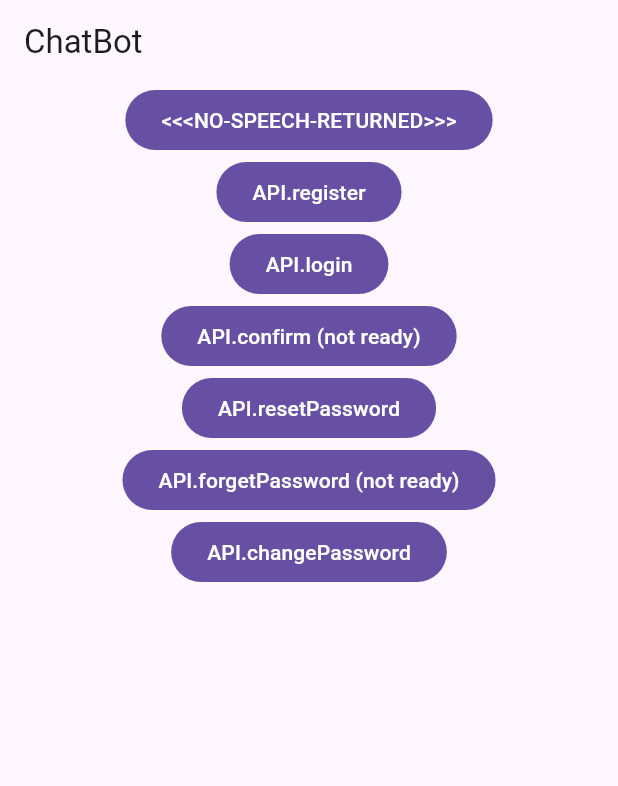
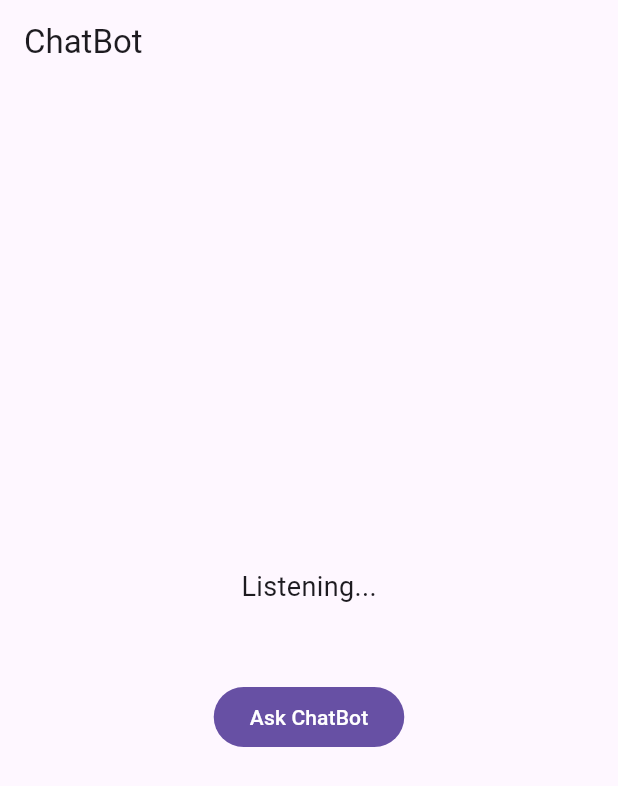
Before and after one commit to typ-AhmedSleem/chat_bot, a Flutter app: the screen it shows after launch, after a tap on "Ask ChatBot", on a phone screen of 412 x 824 dp. Shown: the top 786 px of the screen. Run offline on Flutter 3.47's test engine with Material 3 defaults, Android fonts, the phone set to English and light mode, and no system bars; our stand-ins replace plugin_platform_interface; missing offline and left inert: dart:ffi.

Commit message:
impr: much improved example app showing the correct impl of the ChatBot

```diff
--- a/example/lib/main.dart
+++ b/example/lib/main.dart
@@ -1,9 +1,12 @@
+import 'dart:math';
+
 import 'package:chat_bot/actions/actions.dart';
 import 'package:chat_bot_example/logger.dart';
 import 'package:flutter/material.dart';
 
 import 'package:chat_bot/chat_bot.dart';
 import 'package:chat_bot/api/chat_bot_api.dart' as api;
+import 'package:flutter/services.dart';
 
 void main() {
   runApp(const MyApp());
@@ -20,8 +23,12 @@ class _MyAppState extends State<MyApp> {
   final chatBot = ChatBot();
   final auth = api.Auth();
   final logger = Logger("ChatBotExample");
+
+  // Test runtime
   bool listening = false;
-  String userSpeech = "Ask ChatBot";
+  String userSpeech = "";
+  String prompt = "What do you want..?";
+  String buttonStatus = "Ask ChatBot";
 
   @override
   void initState() {
@@ -36,66 +43,173 @@ class _MyAppState extends State<MyApp> {
           title: const Text('ChatBot'),
         ),
         body: Center(
-            child: Column(
+            child: Column(mainAxisAlignment: MainAxisAlignment.center,
           children: [
+            Padding(padding: const EdgeInsets.only(top: 0, bottom: 50),
+            child: Text(prompt,
+            style: const TextStyle(fontSize: 18),)),
+            // Ask ChatBot button
             FilledButton(
                 onPressed: () async {
-                  // Ask ChatBot and wait for speech
-                  userSpeech = await chatBot.askChatBot() ?? "<<<NO-SPEECH-RETURNED>>>";
-                  logger.log("User speech => '$userSpeech'");
-                  // identify action based on user speech
-                  logger.log("Identifying action based on speech '$userSpeech'");
-                  final action = await chatBot.identifyAction(userSpeech);
+                  if (listening) return;
+                  // * Ask ChatBot and wait for speech
+                  try {
+                    setState(() {
+                      listening = true;
+                      prompt = "Listening...";
+                    });
+                    userSpeech = await chatBot.askChatBot() ?? "";
+                    if (userSpeech.isEmpty) throw Exception("User speech can't be empty.");
+                  } on PlatformException catch (e) {
+                    setState(() {
+                      prompt = e.message ?? "ChatBot can't listen to your speech. Try again.";
+                      buttonStatus = "code: ${e.code}";
+                      listening = false;
+                    });
+                    await Future.delayed(const Duration(seconds: 3));
+                    setState(() {
+                      buttonStatus = "Ask ChatBot";
+                      prompt = "What do you want..?";
+                      listening = false;
+                    });
+                    return;
+                  }
+                  // * Show what user just said and wait for 3 seconds
+                  setState(() {
+                    prompt = "You said: '$userSpeech'";
+                    buttonStatus = "Identifying action...";
+                  });
+                  await Future.delayed(const Duration(seconds: 3));
 
-                  if (action == null) {
-                    logger.log("Can't identify action from user speech");
-                  } else {
-                    logger.log("Identified action => ${action.name}");
-                    // * TEST: PERFORM ACTION
+                  // * Identify action
+                  try {
+                    final action = await chatBot.identifyAction(userSpeech);
+                    if (action == null) throw Exception("Action is null.");
+
+                    setState(() {
+                      buttonStatus = "Performing...";
+                      prompt = "Performing action: ${action.methodName}";
+                    });
+                    await Future.delayed(const Duration(seconds: 2));
+
+                    // * Perform action
                     if (action is CreateAlarmAction) {
-                      logger.log("Will perform '${action.name}' at '${action.methodName}' with");
+                      // * Create alarm
                       bool scheduled = await chatBot.performAction(action, ["08:15"]);
-                      if (scheduled) {
-                        logger.log("Scheduled alarm successfully.");
+                      setState(() {
+                        if (scheduled) {
+                          prompt = "Scheduled alarm successfully.";
+                        } else {
+                          prompt = "Can't schedule alarm at given time.";
+                        }
+                      });
+                    } else if (action is SearchAction) {
+                      await chatBot.performAction(action);
+                      // * Ask user what to search for
+                      setState(() {
+                        buttonStatus = "Searching...";
+                        prompt = "What do you want to search for ?";
+                      });
+                      await Future.delayed(const Duration(seconds: 1));
+                      String target = await chatBot.askChatBot(throws: false) ?? "";
+                      if (target.isNotEmpty) {
+                        setState(() {
+                          prompt = "Searching for '$target'...";
+                        });
+                        await Future.delayed(const Duration(seconds: 2));
+                        setState(() {
+                          buttonStatus = "Search finished.";
+                          prompt = "Found ${Random().nextInt(10)} results for your search.";
+                        });
                       } else {
-                        logger.log("Can't schedule alarm at given time.");
+                        setState(() {
+                          prompt = "Can't search for nothing :(";
+                        });
+                      }
+                    } else if (action is ShowAllTasksAction) {
+                      await chatBot.performAction(action);
+                      // * Show all tasks
+                      setState(() {
+                        prompt = "Collecting you tasks...";
+                      });
+                      await Future.delayed(const Duration(seconds: 1));
+                      setState(() {
+                        prompt = "You have ${Random().nextInt(50)} tasks in the database.";
+                      });
+                    } else if (action is CreateTaskAction) {
+                      await chatBot.performAction(action);
+                      // * Create new task
+                      setState(() {
+                        buttonStatus = "Creating task...";
+                        prompt = "What is the title of your task ?";
+                      });
+                      await Future.delayed(const Duration(seconds: 1));
+                      String title = await chatBot.askChatBot(throws: false) ?? "";
+                      if (title.isNotEmpty) {
+                        setState(() {
+                          prompt = "Creating task with title '$title'...";
+                        });
+                        await Future.delayed(const Duration(seconds: 1));
+                        setState(() {
+                          buttonStatus = "Task created";
+                          prompt = "Task with title '$title' has been created :)";
+                        });
+                      } else {
+                        setState(() {
+                          prompt = "Can't create task with empty title :(";
+                        });
                       }
                     }
+                  } catch (e) {
+                    setState(() {
+                      prompt = "Can't identify action from user speech";
+                      buttonStatus = "Try again";
+                    });
+                    await Future.delayed(const Duration(seconds: 2));
                   }
 
-                  setState(() {});
+                  // * Reset UI and runtime
+                  await Future.delayed(const Duration(seconds: 2));
+                  setState(() {
+                    buttonStatus = "Ask ChatBot";
+                    prompt = "What do you want..?";
+                    listening = false;
+                  });
                 },
-                child: Text(listening ? "Listening" : userSpeech)),
-            FilledButton(
-                onPressed: () async {
-                  logger.log("API::register => ${(await auth.register("Ahmed Sleem", "typ", "typahmedsleem@gmail.com", "1234567890", "role", "010", 23))}");
-                },
-                child: const Text("API.register")),
-            FilledButton(
-                onPressed: () async {
-                  logger.log("API::login => ${(await auth.login("Ahmed Sleem", "typ"))}");
-                },
-                child: const Text("API.login")),
-            FilledButton(
-                onPressed: () async {
-                  // logger.log("API::confirm => ${(await auth.confirm("Ahmed Sleem", "typ"))}");
-                },
-                child: const Text("API.confirm (not ready)")),
-            FilledButton(
-                onPressed: () async {
-                  logger.log("API::resetPassword => ${(await auth.resetPassword("Ahmed Sleem", "typ", "typahmedsleem@gmail.com", "1234567890"))}");
-                },
-                child: const Text("API.resetPassword")),
-            FilledButton(
-                onPressed: () async {
-                  // logger.log("API::forgetPassword => ${(await auth.forgetPassword("Ahmed Sleem"))}");
-                },
-                child: const Text("API.forgetPassword (not ready)")),
-            FilledButton(
-                onPressed: () async {
-                  logger.log("API::changePassword => ${(await auth.changePassword("Ahmed Sleem", "typ", "typahmedsleem@gmail.com", "1234567890"))}");
-                },
-                child: const Text("API.changePassword"))
+                child: Text(buttonStatus)),
+
+            // =========== APIs ===========
+            // const Padding(padding: EdgeInsets.only(top: 40, bottom: 5), child: Text("APIs")),
+            // FilledButton(
+            //     onPressed: () async {
+            //       logger.log("API::register => ${(await auth.register("Ahmed Sleem", "typ", "typahmedsleem@gmail.com", "1234567890", "role", "010", 23))}");
+            //     },
+            //     child: const Text("API.register")),
+            // FilledButton(
+            //     onPressed: () async {
+            //       logger.log("API::login => ${(await auth.login("Ahmed Sleem", "typ"))}");
+            //     },
+            //     child: const Text("API.login")),
+            // FilledButton(
+            //     onPressed: () async {
+            //       // logger.log("API::confirm => ${(await auth.confirm("Ahmed Sleem", "typ"))}");
+            //     },
+            //     child: const Text("API.confirm (not ready)")),
+            // FilledButton(
+            //     onPressed: () async {
+            //       logger.log("API::resetPassword => ${(await auth.resetPassword("Ahmed Sleem", "typ", "typahmedsleem@gmail.com", "1234567890"))}");
+            //     },
+            //     child: const Text("API.resetPassword")),
+            // FilledButton(
+            //     onPressed: () async {
+            //       // logger.log("API::forgetPassword => ${(await auth.forgetPassword("Ahmed Sleem"))}");
+            //     },
+            //     child: const Text("API.forgetPassword (not ready)")),
+            // FilledButton(
+            //     onPressed: () async {
+            //       logger.log("API::changePassword => ${(await auth.changePassword("Ahmed Sleem", "typ", "typahmedsleem@gmail.com", "1234567890"))}");
+            //     },
+            //     child: const Text("API.changePassword"))
           ],
         )),
       ),
--- a/lib/chat_bot.dart
+++ b/lib/chat_bot.dart
@@ -13,9 +13,17 @@ class ChatBot {
   /// Starts SpeechToText service in
   /// the android native side and return
   /// the detected text after he finishes.
-  Future<String?> askChatBot() {
+  Future<String?> askChatBot({bool throws = true}) async {
     logger.log("askChatBot: ChaBot is asking user for his speech...");
-    return ChatBotPluginPlatform.instance.askChatBot();
+    try {
+      return ChatBotPluginPlatform.instance.askChatBot();
+    } catch (e) {
+      if (throws) {
+        rethrow;
+      } else {
+        return null;
+      }
+    }
   }
 
   Future<Action?> identifyAction(String text) {
```
Also changed, not shown: 1 other file.
